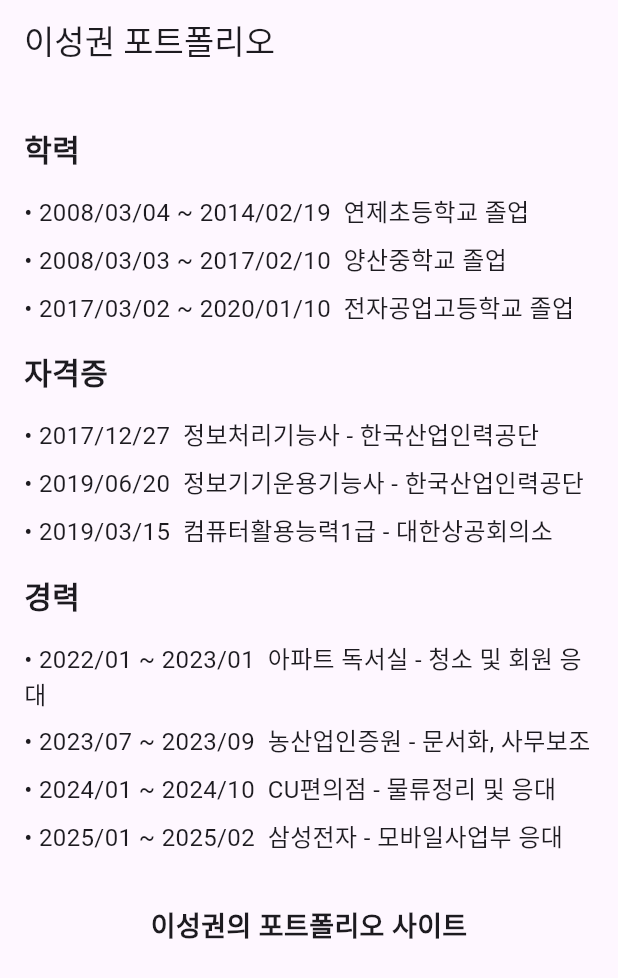
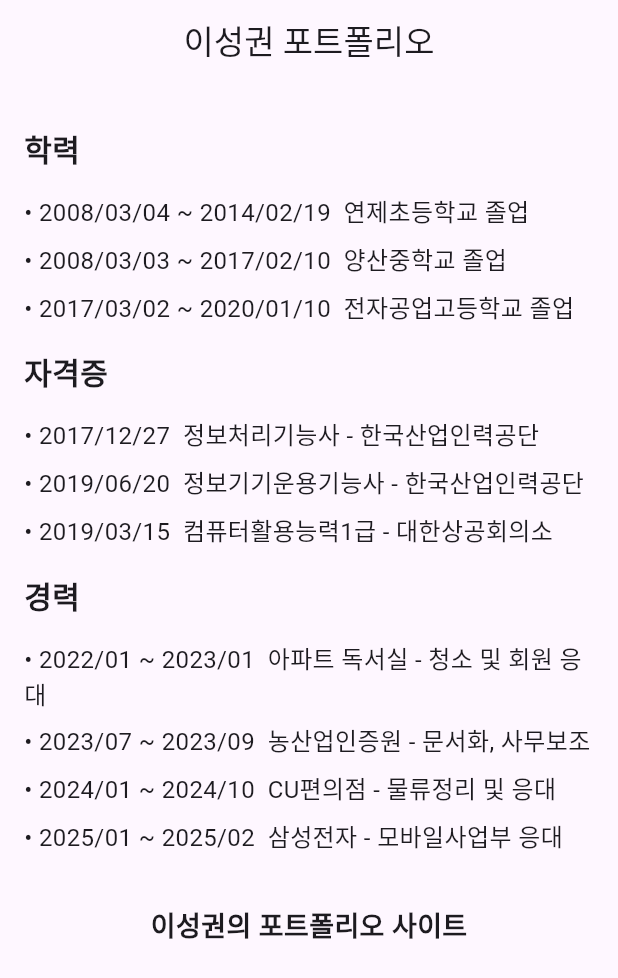
Before and after one commit to gwondev/gwon, a Flutter app: the screen it shows after launch, on a phone screen of 412 x 824 dp. Shown: the top 978 px of the screen. Run offline on Flutter 3.47's test engine with Material 3 defaults, Android fonts, the light colour scheme and no system bars; our stand-ins replace firebase_core; accounts and stored records are empty.

Commit message:
06230301

```diff
--- a/lib/main.dart
+++ b/lib/main.dart
@@ -30,9 +30,10 @@ class _MyHomePageState extends State<MyHomePage> {
   @override
   Widget build(BuildContext context) {
     return Scaffold(
-      appBar: AppBar(title: Text("이성권 포트폴리오")),
+      appBar: AppBar(title: Text("이성권 포트폴리오") , centerTitle: true,),
       body: SingleChildScrollView(
         padding: EdgeInsets.all(16),
+        child: Center(
           child: Column(
             crossAxisAlignment: CrossAxisAlignment.start,
             children: [
@@ -59,6 +60,8 @@ class _MyHomePageState extends State<MyHomePage> {
               ),
             ],
           ),
+        )
+
       ),
     );
   }
```
Lines whose indentation alone changed are shown as unchanged.
